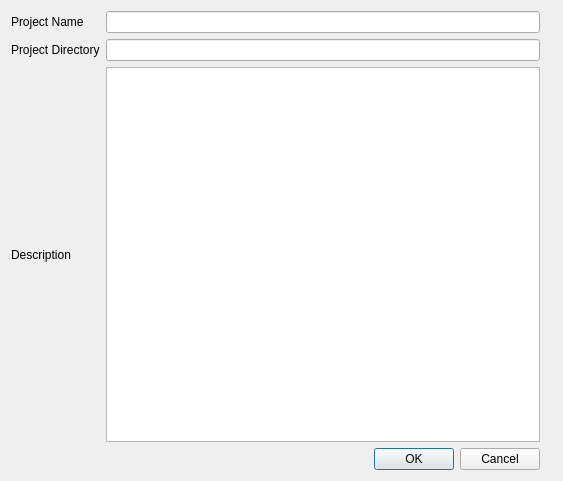
Qt form src/view/ui/new_project.ui (Riverscapes/QRiS) before a commit.
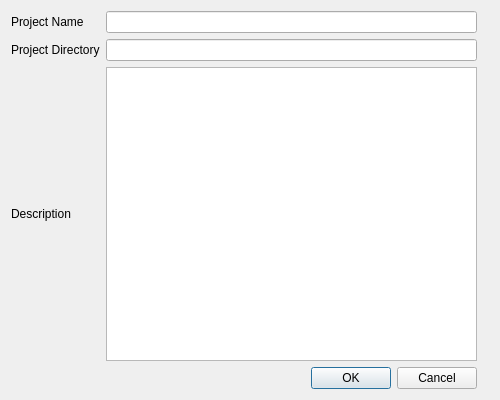
The same form after that commit.

What changed in the file:
```diff
--- a/src/view/ui/new_project.ui
+++ b/src/view/ui/new_project.ui
@@ -9,8 +9,8 @@
    <rect>
     <x>0</x>
     <y>0</y>
-    <width>563</width>
-    <height>481</height>
+    <width>500</width>
+    <height>400</height>
    </rect>
   </property>
   <property name="windowTitle">
```
